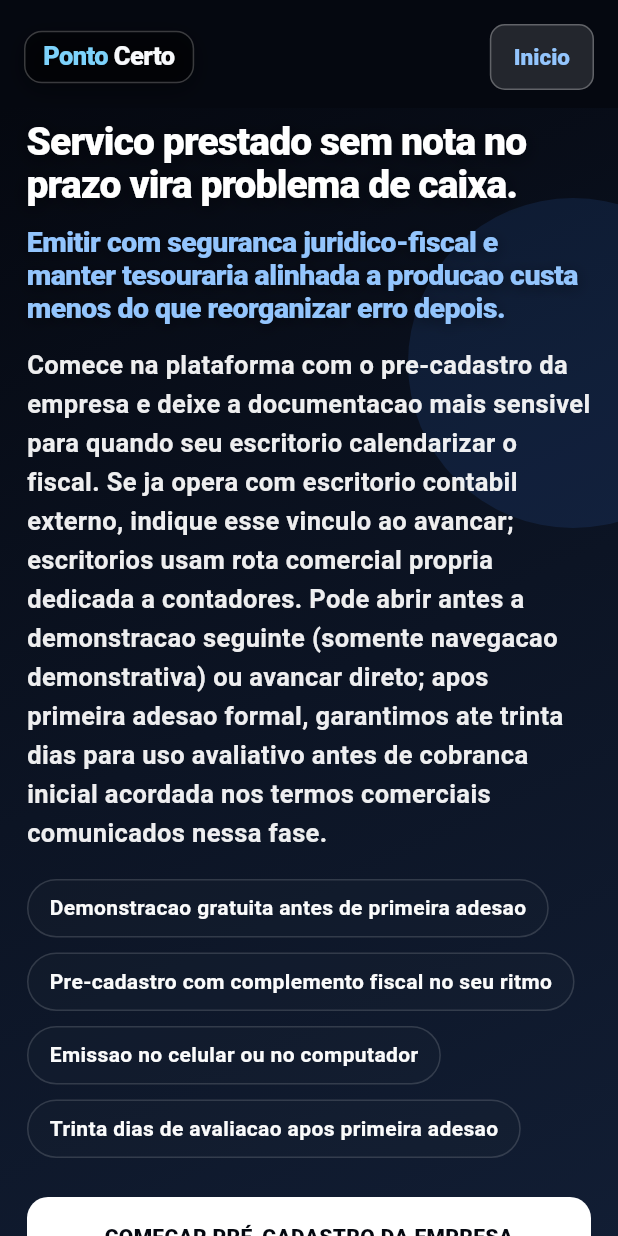
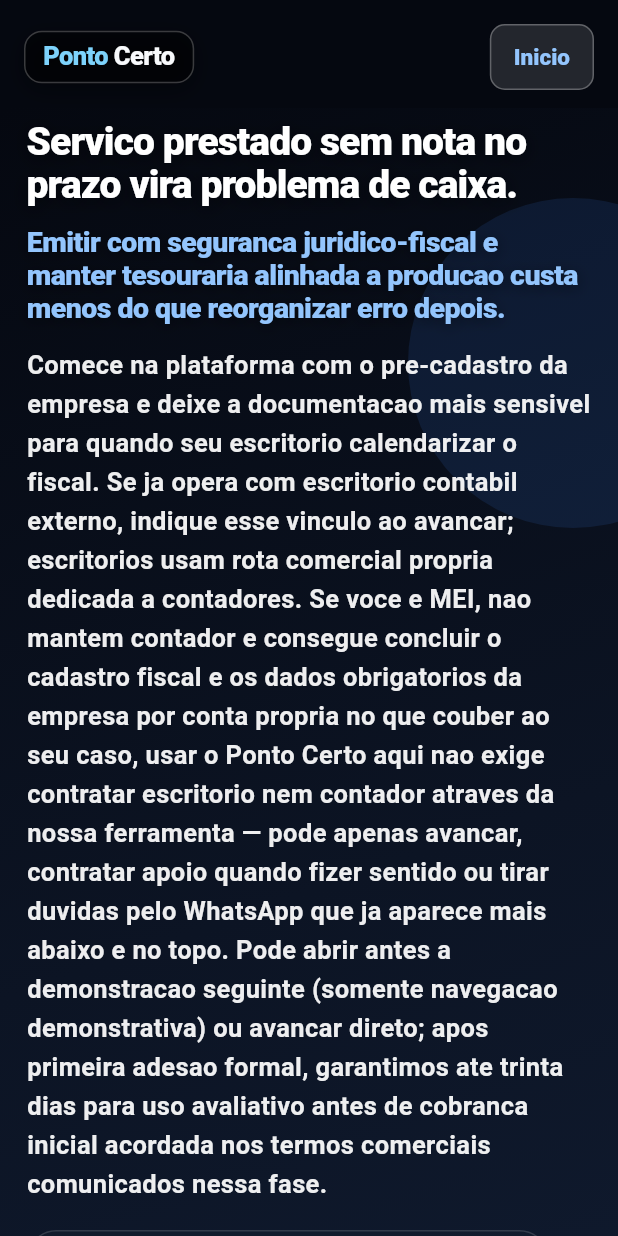
Before and after one commit to alexandre19eletrica-jpg/pontocerto, a Flutter app: the VendasEmpresaPage screen opened by its route, on a phone screen of 412 x 824 dp. Run offline on Flutter 3.47's test engine with Material 3 defaults, Android fonts, the phone set to English and light mode, and no system bars; our stand-ins replace cloud_firestore, cloud_functions, file_picker, firebase_auth, firebase_core, firebase_storage and 8 more; missing offline and left inert: dart:html, excel, in_app_update, syncfusion_flutter_pdf; accounts and stored records are empty; project files that could hold a hidden picture were left out.

Commit message:
IAM-only demo callable, copy vendas empresa MEI opcional escritorio
Co-authored-by: Cursor <cursoragent@cursor.com>

```diff
--- a/lib/features/marketing/presentation/pages/vendas_empresa_page.dart
+++ b/lib/features/marketing/presentation/pages/vendas_empresa_page.dart
@@ -67,9 +67,11 @@ class _VendasEmpresaPageState extends State<VendasEmpresaPage> {
                     subhead:
                         'Comece na plataforma com o pre-cadastro da empresa e deixe a documentacao mais sensivel para quando seu escritorio calendarizar o fiscal.'
                         ' Se ja opera com escritorio contabil externo, indique esse vinculo ao avancar; escritorios usam rota comercial propria dedicada a contadores.'
+                        ' Se voce e MEI, nao mantem contador e consegue concluir o cadastro fiscal e os dados obrigatorios da empresa por conta propria no que couber ao seu caso, usar o Ponto Certo aqui nao exige contratar escritorio nem contador atraves da nossa ferramenta — pode apenas avancar, contratar apoio quando fizer sentido ou tirar duvidas pelo WhatsApp que ja aparece mais abaixo e no topo.'
                         ' Pode abrir antes a demonstracao seguinte (somente navegacao demonstrativa) ou avancar direto; apos primeira adesao formal, garantimos ate trinta dias para uso avaliativo antes de cobranca inicial acordada nos termos comerciais comunicados nessa fase.',
                     badges: const [
                       'Demonstracao gratuita antes de primeira adesao',
+                      'MEI sem contador pode finalizar cadastro fiscal e seguir solo se souber obrigacoes do seu caso',
                       'Pre-cadastro com complemento fiscal no seu ritmo',
                       'Emissao no celular ou no computador',
                       'Trinta dias de avaliacao apos primeira adesao',
@@ -105,18 +107,17 @@ class _VendasEmpresaPageState extends State<VendasEmpresaPage> {
                           const Text(
                             'Use esta area para navegar em modo apenas demonstrativo: pode observar emissao, financeiro e documentacao sem iniciar primeira adesao empresarial no sistema.',
                           ),
-                          const SizedBox(height: 12),
-                          Align(
-                            alignment: Alignment.centerLeft,
-                            child: TextButton(
-                              onPressed: () =>
-                                  context.go('/cadastro-escritorio-contabil'),
-                              child: const Text(
-                                'Sou contador — cadastro do escritorio',
-                              ),
-                            ),
+                          const SizedBox(height: 10),
+                          Text(
+                            'MEI ou empresa que nao depende de contador no momento: nao existe exigencia de contratar escritorio pelo Ponto Certo para iniciar.'
+                            ' Pode apenas seguir pela demonstracao ou pelo pre-cadastro, contratar apoio contabil mais tarde se quiser, ou falar pelo WhatsApp com o time comercial usando os botoes desta propria pagina.',
+                            style: Theme.of(context).textTheme.bodyMedium?.copyWith(
+                                  fontWeight: FontWeight.w600,
+                                  height: 1.4,
+                                  color: VendasLandingTheme.inkMuted,
+                                ),
                           ),
-                          const SizedBox(height: 10),
+                          const SizedBox(height: 14),
                           OutlinedButton.icon(
                             onPressed: () => context.go('/demo-empresa'),
                             icon: const Icon(Icons.storefront_outlined),
@@ -212,7 +213,7 @@ class _VendasEmpresaPageState extends State<VendasEmpresaPage> {
                     title:
                         'A empresa entra primeiro. O apoio contabil pode entrar depois, se desejar.',
                     subtitle:
-                        'Hoje o caminho correto e simples: voce faz o pre-cadastro da empresa, entra no sistema e organiza a operacao. Se quiser, depois conecta um contador para acompanhar o fiscal com mais contexto e menos retrabalho.',
+                        'Hoje o caminho correto e simples: voce faz o pre-cadastro da empresa, entra no sistema e organiza a operacao. Se ja conhece suas obrigacoes fiscais e cadastrais (comum em alguns perfis MEI), seguir assim e suficiente; se quiser escritorio mais tarde, conecte quando precisar. Para perguntas comerciais antes de entrar, o WhatsApp desta landing responde no mesmo lugar.',
                     child: VendasStepsRow(
                       compact: narrowGrid,
                       steps: const [
@@ -229,7 +230,7 @@ class _VendasEmpresaPageState extends State<VendasEmpresaPage> {
                         VendasStepItem(
                           title: '3. Apoio contabil opcional',
                           body:
-                              'Se voce quiser integrar um contador depois, ele encontra a operacao mais limpa e acompanha tudo com mais clareza.',
+                              'Sem contador proprio mas confortavel com cadastro fiscal e dados da empresa: continua usando o sistema; com tempo, pode contratar apoio contabil ou apenas esclarecer pelo WhatsApp o que faz sentido para voce.',
                         ),
                       ],
                     ),
@@ -303,7 +304,7 @@ class _VendasEmpresaPageState extends State<VendasEmpresaPage> {
                             ),
                             const SizedBox(height: 8),
                             Text(
-                              'O pre-cadastro da empresa e direto. Voce abre o acesso, estrutura a operacao e, se quiser, depois integra um contador ao fluxo sem travar o comeco.',
+                              'O pre-cadastro da empresa e direto. Voce abre o acesso, estrutura a operacao e, se mantiver contador, pode integrar o fluxo quando fizer sentido; se opera sem contador (como varios MEI) mas conhece suas obrigacoes, tambem nao precisa contratar escritorio obrigatorio por aqui - use o WhatsApp desta pagina para duvidas antes de clicar.',
                               style: TextStyle(
                                 fontSize: compact ? 17 : 17,
                                 fontWeight: FontWeight.w600,
@@ -355,7 +356,7 @@ class _VendasEmpresaPageState extends State<VendasEmpresaPage> {
                                   const _EmpresaSignupBullet(
                                     icon: Icons.check_circle_outline,
                                     text:
-                                        'Se desejar, alinhe um contador depois, com a operacao ja mais limpa.',
+                                        'Contratar escritorio opcional — MEI ou quem faz fiscal so pode continuar assim; duvidas antes de iniciar ficam pelo WhatsApp desta pagina.',
                                   ),
                                   const SizedBox(height: 20),
                                   FilledButton(
@@ -414,7 +415,7 @@ class _VendasEmpresaPageState extends State<VendasEmpresaPage> {
                           bullets: const [
                             '30 dias de teste gratis para validar o fluxo real da empresa',
                             'R\$ 97,90/mes por empresa - fiscal, painel, financeiro e documentos no mesmo fluxo',
-                            'Se desejar, um contador pode entrar depois no processo, sem travar o inicio da operacao',
+                            'Sem contador e confortavel com cadastro fiscal: ninguem obriga a contratar — pode apenas seguir ou falar primeiro no WhatsApp',
                           ],
                           primaryChild: SizedBox(
                             width: double.infinity,
```
Also changed, not shown: 7 other files.
